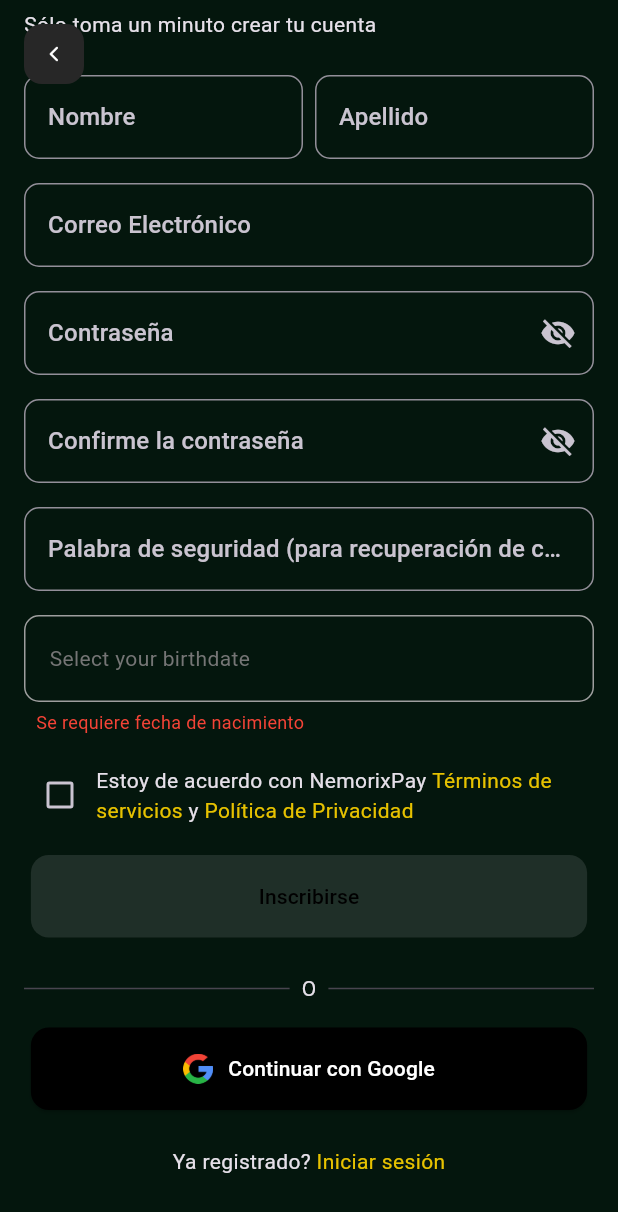
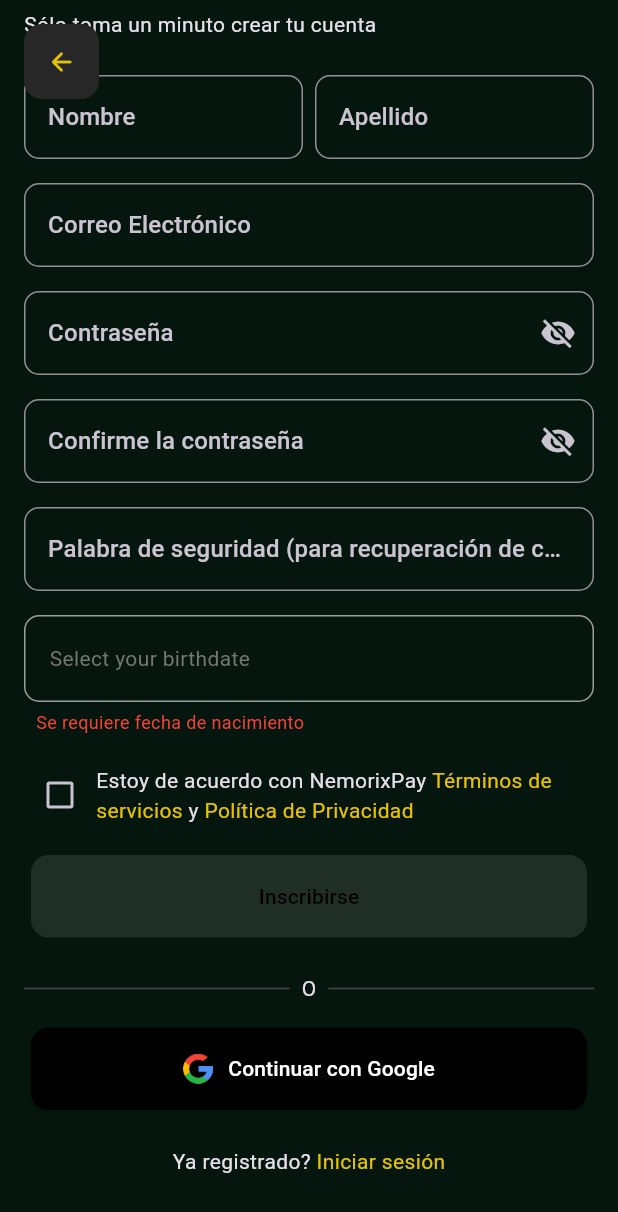
Before and after one commit to nemorixpay/NemorixPay-Mobile-Code, a Flutter app: the SignUpPage screen opened by its route, scrolled down 178 dp, on a phone screen of 412 x 824 dp. Shown: the top 1212 px of the screen. Run offline on Flutter 3.47's test engine with Material 3 defaults, Android fonts, the phone set to English and light mode, and no system bars; our stand-ins replace firebase_analytics, firebase_core, go_router, lucide_icons; accounts and stored records are empty; generated files the repository leaves out were written again.

Commit message:
CryptoDetails page created & Minor modifications in custom widgets

```diff
--- a/lib/config/routes/nemorix_routes.dart
+++ b/lib/config/routes/nemorix_routes.dart
@@ -2,6 +2,7 @@
 import 'package:nemorixpay/config/routes/route_names.dart';
 import 'package:nemorixpay/features/auth/ui/pages/sign_in_page.dart';
 import 'package:nemorixpay/features/auth/ui/pages/sign_up_page.dart';
+import 'package:nemorixpay/features/cryptocurrency/ui/pages/crypto_details.dart';
 import 'package:nemorixpay/features/cryptocurrency/ui/pages/home_page.dart';
 import 'package:nemorixpay/features/splash/ui/pages/splash_page.dart';
 
@@ -27,5 +28,10 @@
       path: "/home",
       builder: (context, state) => const HomePage(),
     ),
+    GoRoute(
+      name: RouteNames.cryptoDetails,
+      path: "/crypto_details",
+      builder: (context, state) => const CryptoDetailsPage(),
+    ),
   ],
 );
--- a/lib/config/routes/route_names.dart
+++ b/lib/config/routes/route_names.dart
@@ -3,5 +3,6 @@
   static const signIn = "sign_in";
   static const signUp = "sign_up";
   static const home = "home";
+  static const cryptoDetails = "crypto_details";
   static const forgotPassword = "forgot_password";
 }
--- a/lib/config/theme/nemorix_theme.dart
+++ b/lib/config/theme/nemorix_theme.dart
@@ -24,6 +24,7 @@
     // checkboxTheme: const CheckboxThemeData(
     //   checkColor:
     // ),
+    primaryColor: NemorixColors.primaryColor,
     cardColor: NemorixColors.greyLevel6,
   );
 }
--- a/lib/features/auth/ui/widgets/widgets.dart
+++ b/lib/features/auth/ui/widgets/widgets.dart
@@ -1,4 +1,4 @@
 export 'package:nemorixpay/features/auth/ui/widgets/custom_text_form_field.dart';
 export 'package:nemorixpay/features/auth/ui/widgets/rounded_elevated_button.dart';
 export 'package:nemorixpay/features/auth/ui/widgets/birthdate_picker_field.dart';
-export 'package:nemorixpay/features/auth/ui/widgets/custom_back_button.dart';
+export 'package:nemorixpay/shared/ui/widgets/custom_back_button.dart';
--- a/lib/features/cryptocurrency/ui/widgets/asset_card.dart
+++ b/lib/features/cryptocurrency/ui/widgets/asset_card.dart
@@ -40,9 +40,9 @@
                   lineBarsData: [
                     LineChartBarData(
                       spots: List.generate(
-                        crypto.priceHistory['1D']!.length,
+                        crypto.priceHistory['1M']!.length,
                         (i) =>
-                            FlSpot(i.toDouble(), crypto.priceHistory['1D']![i]),
+                            FlSpot(i.toDouble(), crypto.priceHistory['1M']![i]),
                       ),
                       isCurved: true,
                       color: Colors.greenAccent,
--- a/lib/features/auth/ui/widgets/custom_back_button.dart
+++ b/lib/shared/ui/widgets/custom_back_button.dart
@@ -5,10 +5,10 @@
 /// @brief       Implementation of a custom back button widget.
 /// @details     This file contains the basic widget for creating a custom back button.
 ///              This widget is being used in the following files:
-///              sign_up_page.dart.
+///              sign_up_page.dart, main_header.dart.
 /// @author      Miguel Fagundez
 /// @date        04/07/2025
-/// @version     1.0
+/// @version     1.1
 /// @copyright   Apache 2.0 License
 class CustomBackButton extends StatelessWidget {
   final VoidCallback? onPressed;
@@ -18,22 +18,21 @@
   Widget build(BuildContext context) {
     return SafeArea(
       child: Padding(
-        padding: const EdgeInsets.all(16.0),
+        padding: const EdgeInsets.only(left: 16.0, right: 16.0, top: 16.0),
         child: GestureDetector(
           onTap: onPressed ?? () => Navigator.of(context).pop(),
           child: Container(
-            height: 40.0,
-            width: 40.0,
+            height: 50.0,
+            width: 50.0,
             decoration: BoxDecoration(
-              color: NemorixColors.greyLevel1,
+              color: Theme.of(context).cardColor,
               borderRadius: BorderRadius.circular(12),
             ),
-            child: const Center(
+            child: Center(
               child: Icon(
-                Icons.arrow_back_ios_new_rounded,
-                color: Colors.white,
-                //color: NemorixColors.primaryColor,
-                size: 12,
+                Icons.arrow_back_rounded,
+                color: Theme.of(context).primaryColor,
+                size: 20,
               ),
             ),
           ),
```
Also changed, not shown: lib/features/cryptocurrency/ui/pages/crypto_details.dart (added, +26 -0 lines), lib/features/splash/ui/pages/splash_page.dart (+9 -0 lines), lib/shared/data/mock_cryptos.dart (+12 -10 lines), lib/shared/ui/widgets/main_header.dart (added, +33 -0 lines).
